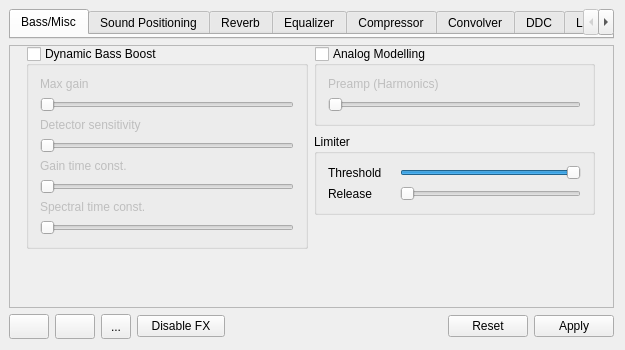
Above: mainwindow.ui from Audio4Linux/JDSP4Linux before the change. Below: the same form after it.
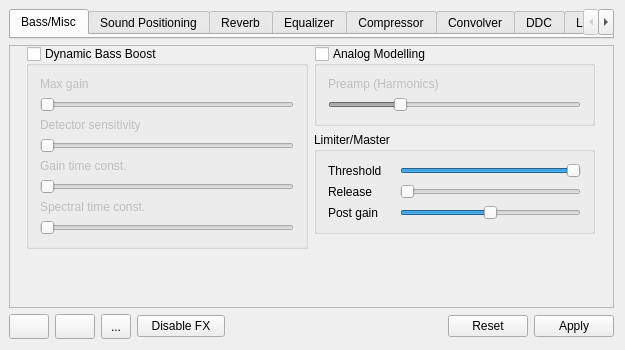
That is the form after the change. The open tabs and pages were chosen to show the change. Icons and pictures are not drawn. Custom widgets are drawn as their Qt base class.

Commit message: Add postgain and compressor pregain sliders

```diff
--- a/mainwindow.ui
+++ b/mainwindow.ui
@@ -333,8 +333,11 @@
                     </item>
                     <item>
                      <widget class="QAnimatedSlider" name="analog_tubedrive">
+                      <property name="minimum">
+                       <number>-300</number>
+                      </property>
                       <property name="maximum">
-                       <number>12000</number>
+                       <number>800</number>
                       </property>
                       <property name="orientation">
                        <enum>Qt::Horizontal</enum>
@@ -344,29 +347,13 @@
                    </layout>
                   </widget>
                  </item>
-                 <item>
-                  <spacer name="verticalSpacer">
-                   <property name="orientation">
-                    <enum>Qt::Vertical</enum>
-                   </property>
-                   <property name="sizeType">
-                    <enum>QSizePolicy::Fixed</enum>
-                   </property>
-                   <property name="sizeHint" stdset="0">
-                    <size>
-                     <width>20</width>
-                     <height>2</height>
-                    </size>
-                   </property>
-                  </spacer>
-                 </item>
                  <item>
                   <widget class="QGroupBox" name="limiter">
                    <property name="whatsThis">
                     <string>&lt;html&gt;&lt;head/&gt;&lt;body&gt;&lt;p&gt;&lt;span style=&quot; font-weight:600; text-decoration: underline;&quot;&gt;Limiter&lt;/span&gt;&lt;/p&gt;&lt;p&gt;Mainly used to dynamically control the audio volume.&lt;/p&gt;&lt;/body&gt;&lt;/html&gt;</string>
                    </property>
                    <property name="title">
-                    <string>Limiter</string>
+                    <string>Limiter/Master</string>
                    </property>
                    <property name="checkable">
                     <bool>false</bool>
@@ -429,6 +416,26 @@
                         </property>
                        </widget>
                       </item>
+                      <item row="2" column="0">
+                       <widget class="QLabel" name="label_6">
+                        <property name="text">
+                         <string>Post gain</string>
+                        </property>
+                       </widget>
+                      </item>
+                      <item row="2" column="1">
+                       <widget class="QAnimatedSlider" name="postgain">
+                        <property name="minimum">
+                         <number>-15</number>
+                        </property>
+                        <property name="maximum">
+                         <number>15</number>
+                        </property>
+                        <property name="orientation">
+                         <enum>Qt::Horizontal</enum>
+                        </property>
+                       </widget>
+                      </item>
                      </layout>
                     </item>
                    </layout>
```
Left out of the diff: 43 changed lines with no effect on the pictures. The commit also changes 1 other file.
